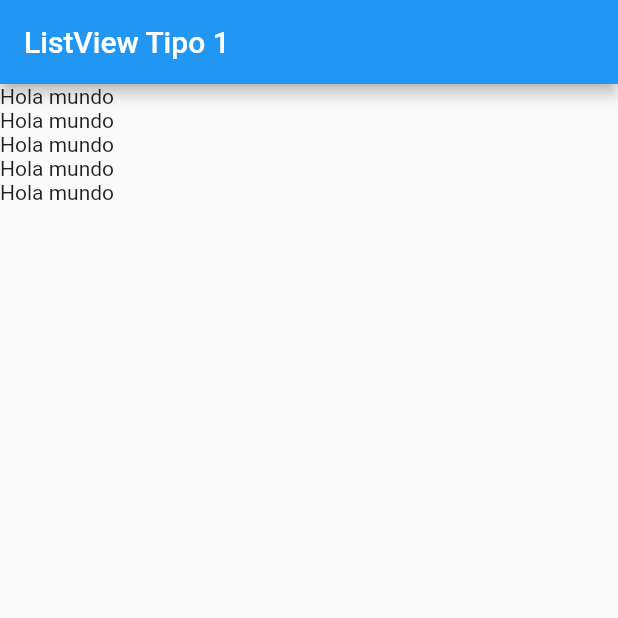
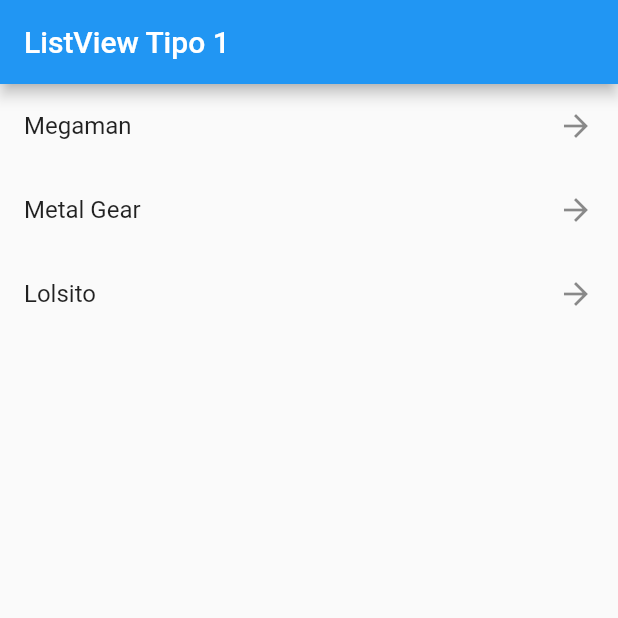
Before and after one commit to Thebobs2598/componentes_app, a Flutter app: the screen it shows after launch, on a phone screen of 412 x 824 dp, the top half of it. Run offline on Flutter 3.47's test engine with Material 2 defaults, Android fonts, the phone set to English and light mode, and no system bars.

Commit message:
list Tiles con lista estatica

```diff
--- a/lib/screens/listview1_screen.dart
+++ b/lib/screens/listview1_screen.dart
@@ -1,6 +1,7 @@
 import 'package:flutter/material.dart';
 
 class ListView1Screen extends StatelessWidget {
+  final options = const ['Megaman', 'Metal Gear', 'Lolsito'];
   const ListView1Screen({Key? key}) : super(key: key);
 
   @override
@@ -10,12 +11,16 @@ class ListView1Screen extends StatelessWidget {
         title: const Text('ListView Tipo 1'),
       ),
       body: ListView(
-        children: const [
-          Text('Hola mundo'),
-          Text('Hola mundo'),
-          Text('Hola mundo'),
-          Text('Hola mundo'),
-          Text('Hola mundo'),
+        children: [
+          ...options
+              .map(
+                (e) => ListTile(
+                  trailing: Icon(Icons.arrow_forward_sharp),
+                  title: Text(e),
+                ),
+              )
+              .toList(),
+
         ],
       ),
     );
```
